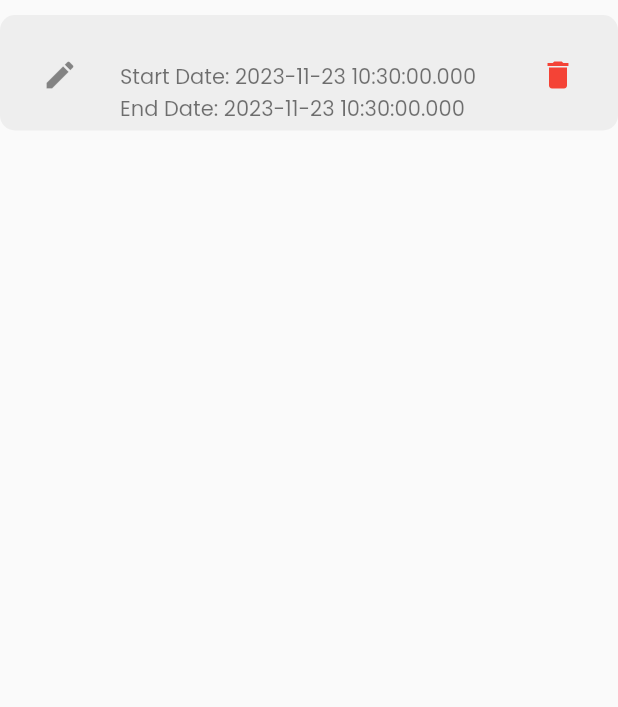
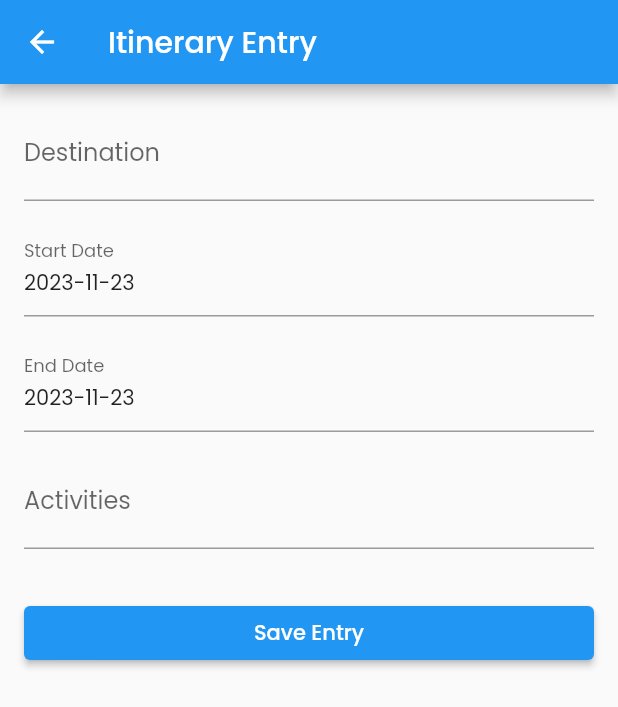
Before and after one commit to Akatsuki49/WanderWave, a Flutter app: the Itinerary widget shown alone on an empty page, opened directly with empty values, after a tap on the "edit" icon, on a phone screen of 412 x 824 dp. Shown: the top 707 px of the screen. Run offline on Flutter 3.47's test engine with Material 2 defaults, Android fonts, the phone set to English and light mode, and no system bars; our stand-ins replace cached_network_image, cloud_firestore, firebase_auth, firebase_core, firebase_storage, flutter_svg and 3 more; missing offline and left inert: multi_image_picker; accounts and stored records are empty; network calls fail.

Commit message:
added user-itinerary

```diff
--- a/lib/Itinerary/itinerary_item.dart
+++ b/lib/Itinerary/itinerary_item.dart
@@ -1,13 +1,16 @@
 import 'package:flutter/material.dart';
+import 'package:intl/intl.dart';
 import 'package:wanderwave/services/itinerary_services.dart';
-
 import '../models/itinerary_model.dart';
+import 'package:wanderwave/Itinerary/itinerary_page.dart';
 
 class Itinerary extends StatefulWidget {
   final Itinerary_class itinerary;
+  final String currentUserId;
 
   const Itinerary(
     this.itinerary, {
+    required this.currentUserId,
     Key? key,
   }) : super(key: key);
 
@@ -20,6 +23,9 @@ class _ItineraryState extends State<Itinerary> {
 
   @override
   Widget build(BuildContext context) {
+    // Check if the itinerary belongs to the current user
+    bool isCurrentUserItinerary = widget.itinerary.userId == widget.currentUserId;
+
     return Container(
       margin: const EdgeInsets.symmetric(vertical: 10),
       decoration: BoxDecoration(
@@ -31,27 +37,54 @@ class _ItineraryState extends State<Itinerary> {
           widget.itinerary.destination,
           style: const TextStyle(fontSize: 18, fontWeight: FontWeight.bold),
         ),
-        subtitle: Text(
-          'Start Date: ${widget.itinerary.startDate.toString()}\nEnd Date: ${widget.itinerary.endDate.toString()}',
+        subtitle: Column(
+          crossAxisAlignment: CrossAxisAlignment.start,
+          children: [
+            Text(
+              'Start Date: ${_formatDate(widget.itinerary.startDate)}\nEnd Date: ${_formatDate(widget.itinerary.endDate)}',
               style: const TextStyle(fontSize: 14),
             ),
-        leading: IconButton(
+            const SizedBox(height: 4), // Add some spacing
+            const Text(
+              'Activities:',
+              style: TextStyle(fontSize: 14, fontWeight: FontWeight.bold),
+            ),
+            Text(
+              widget.itinerary.activities.join(', '),
+              style: const TextStyle(fontSize: 14),
+            ),
+          ],
+        ),
+        leading: isCurrentUserItinerary
+            ? IconButton(
                 icon: const Icon(Icons.edit),
                 onPressed: () {
-            // Call the method to update the itinerary
-            // You need to implement the logic to navigate to the update screen
-            // where you can modify the itinerary details and call updateItinerary method.
+                  Navigator.push(
+                    context,
+                    MaterialPageRoute(
+                      builder: (context) => ItineraryEntryPage(
+                        itinerary: widget.itinerary,
+                      ),
+                    ),
+                  );
                 },
-        ),
-        trailing: IconButton(
+              )
+            : null,
+        trailing: isCurrentUserItinerary
+            ? IconButton(
                 color: Colors.red,
                 icon: const Icon(Icons.delete),
                 onPressed: () {
                   // Call the method to delete the itinerary
                   _controller.delete(widget.itinerary.id);
                 },
-        ),
+              )
+            : null,
       ),
     );
   }
+
+  String _formatDate(DateTime date) {
+    return DateFormat('yyyy-MM-dd').format(date);
   }
+}
--- a/lib/Itinerary/itinerary_page.dart
+++ b/lib/Itinerary/itinerary_page.dart
@@ -2,21 +2,40 @@ import 'package:flutter/material.dart';
 import 'package:intl/intl.dart';
 import 'package:wanderwave/models/itinerary_model.dart';
 import 'package:wanderwave/services/itinerary_services.dart';
+import 'package:firebase_auth/firebase_auth.dart';
 
 class ItineraryEntryPage extends StatefulWidget {
-  const ItineraryEntryPage({super.key});
+  final Itinerary_class? itinerary;
+
+  const ItineraryEntryPage({
+    Key? key,
+    this.itinerary,
+  }) : super(key: key);
 
   @override
-  // ignore: library_private_types_in_public_api
   _ItineraryEntryPageState createState() => _ItineraryEntryPageState();
 }
 
 class _ItineraryEntryPageState extends State<ItineraryEntryPage> {
   final Firebase_Operations _controller = Firebase_Operations();
+  User? user = FirebaseAuth.instance.currentUser;
   final TextEditingController destinationController = TextEditingController();
   DateTime? startDate;
   DateTime? endDate;
   final TextEditingController activitiesController = TextEditingController();
+  @override
+  void initState() {
+    super.initState();
+
+    // Check if it's an update
+    if (widget.itinerary != null) {
+      // Fill form fields with existing itinerary details
+      destinationController.text = widget.itinerary!.destination;
+      startDate = widget.itinerary!.startDate;
+      endDate = widget.itinerary!.endDate;
+      activitiesController.text = widget.itinerary!.activities.join(', ');
+    }
+  }
 
   @override
   Widget build(BuildContext context) {
@@ -24,7 +43,8 @@ class _ItineraryEntryPageState extends State<ItineraryEntryPage> {
       appBar: AppBar(
         title: const Text('Itinerary Entry'),
       ),
-      body: Padding(
+      body: SingleChildScrollView(
+        child: Padding(
           padding: const EdgeInsets.all(16.0),
           child: Column(
             crossAxisAlignment: CrossAxisAlignment.stretch,
@@ -89,6 +109,7 @@ class _ItineraryEntryPageState extends State<ItineraryEntryPage> {
             ],
           ),
         ),
+      ),
     );
   }
 
@@ -114,9 +135,25 @@ class _ItineraryEntryPageState extends State<ItineraryEntryPage> {
   void _saveEntry() {
     // Validate the form
     if (_validateForm()) {
-      // Create an Itinerary_class instance
+      // Check if it's an update or a new entry
+      if (widget.itinerary != null) {
+        // It's an update, create an updated Itinerary_class instance
+        Itinerary_class updatedEntry = Itinerary_class(
+          id: widget.itinerary!.id,
+          userId: widget.itinerary!.userId, // Preserve userId
+          destination: destinationController.text,
+          startDate: startDate!,
+          endDate: endDate!,
+          activities: activitiesController.text.split(',').map((e) => e.trim()).toList(),
+        );
+
+        // Call the Firebase operation to update the entry
+        _controller.updateItinerary(updatedEntry);
+      } else {
+        // It's a new entry, create a new Itinerary_class instance
         Itinerary_class newEntry = Itinerary_class(
           id: '', // You can generate a unique ID here or let Firebase generate it
+          userId: user?.uid ?? '', // Set the userId based on the authenticated user
           destination: destinationController.text,
           startDate: startDate!,
           endDate: endDate!,
@@ -125,6 +162,7 @@ class _ItineraryEntryPageState extends State<ItineraryEntryPage> {
 
         // Call the Firebase operation to add the entry
         _controller.addItinerary(newEntry);
+      }
 
       // Optionally, you can navigate back to the previous screen or perform other actions
       Navigator.pop(context);
--- a/lib/models/itinerary_model.dart
+++ b/lib/models/itinerary_model.dart
@@ -1,5 +1,7 @@
+// ignore: camel_case_types
 class Itinerary_class {
   String id;
+  String userId; // New field to associate the itinerary with a user
   String destination;
   DateTime startDate;
   DateTime endDate;
@@ -7,6 +9,7 @@ class Itinerary_class {
 
   Itinerary_class({
     required this.id,
+    required this.userId,
     required this.destination,
     required this.startDate,
     required this.endDate,
@@ -16,6 +19,7 @@ class Itinerary_class {
   factory Itinerary_class.fromJson(Map<String, dynamic> json) {
     return Itinerary_class(
       id: json['id'] as String,
+      userId: json['userId'] as String, // Map userId from JSON
       destination: json['destination'] as String,
       startDate: DateTime.parse(json['startDate'] as String),
       endDate: DateTime.parse(json['endDate'] as String),
@@ -26,6 +30,7 @@ class Itinerary_class {
   Map<String, dynamic> toJson() {
     return {
       'id': id,
+      'userId': userId, // Include userId in JSON
       'destination': destination,
       'startDate': startDate.toIso8601String(),
       'endDate': endDate.toIso8601String(),
```
Also changed, not shown: lib/Itinerary/itinerary_list.dart (+22 -4 lines). Lines whose indentation alone changed are shown as unchanged.
